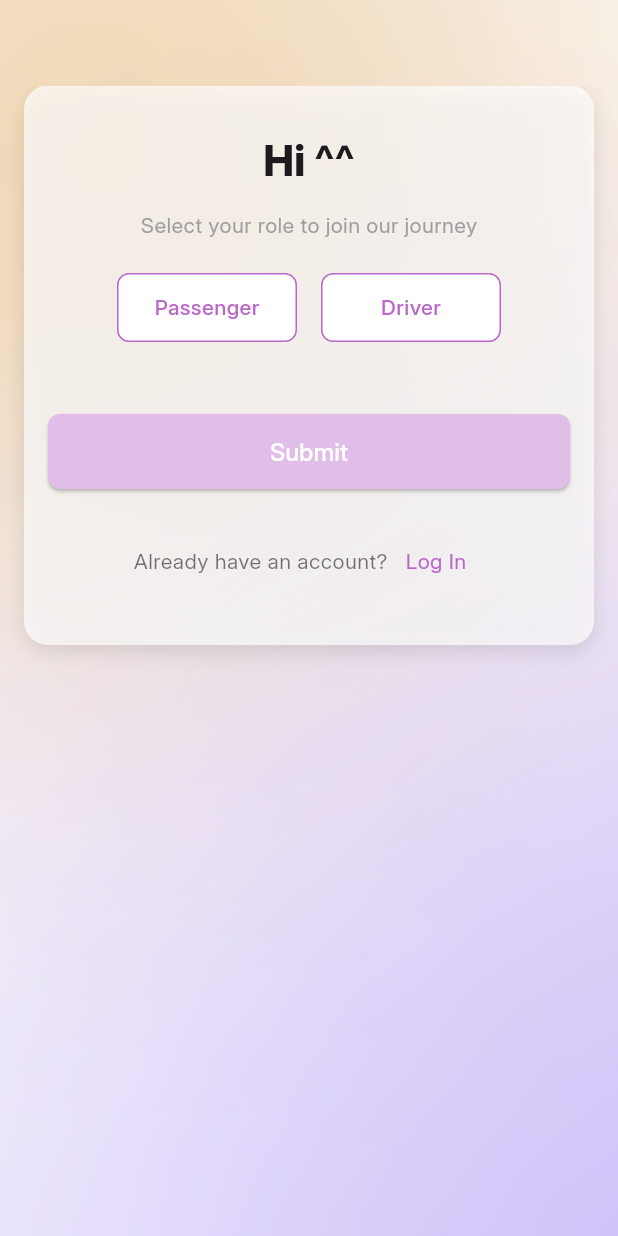
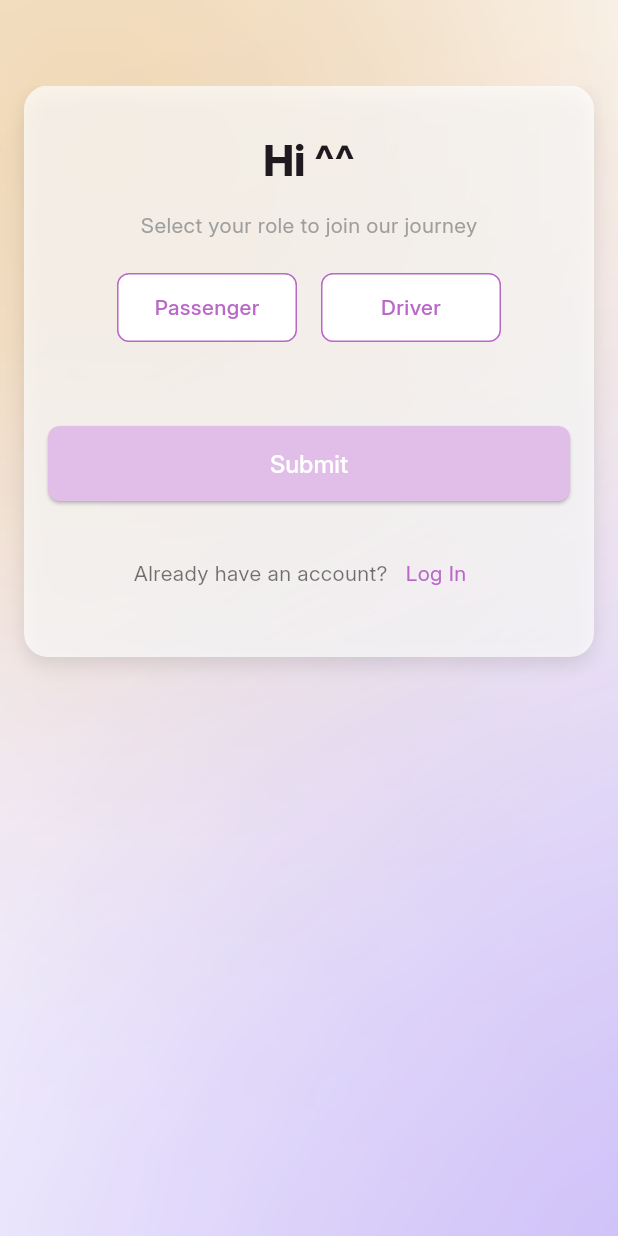
Before and after one commit to thienhdbse170185/F-Journey.Mobile, a Flutter app: the screen it shows after launch, after a tap on "Sign Up", on a phone screen of 412 x 824 dp. Run offline on Flutter 3.47's test engine with Material 3 defaults, Android fonts, the light colour scheme and no system bars; our stand-ins replace flutter_bloc, go_router, lottie.

Commit message:
done login & role_select

```diff
--- a/lib/core/common/widgets/text_field.dart
+++ b/lib/core/common/widgets/text_field.dart
@@ -1,15 +1,20 @@
 import 'package:flutter/material.dart';
 
 class CustomTextField extends StatefulWidget {
-  const CustomTextField(
-      {super.key,
+  const CustomTextField({
+    super.key,
     required this.controller,
     required this.labelText,
     this.isPassword = false,
     this.suffixIcon,
     this.validator,
     this.isObscure = false,
-      this.helperText});
+    this.helperText,
+    this.autofocus = false,
+    this.maxLength,
+    this.keyboardType,
+  });
+
   final TextEditingController controller;
   final String labelText;
   final bool isPassword;
@@ -17,26 +22,55 @@ class CustomTextField extends StatefulWidget {
   final String? helperText;
   final Widget? suffixIcon;
   final String? Function(String?)? validator;
+  final bool autofocus;
+  final int? maxLength;
+  final TextInputType? keyboardType;
 
   @override
   State<CustomTextField> createState() => _CustomTextFieldState();
 }
 
 class _CustomTextFieldState extends State<CustomTextField> {
+  bool _obscureText = true;
+
+  @override
+  void initState() {
+    super.initState();
+    _obscureText = widget.isObscure;
+  }
+
   @override
   Widget build(BuildContext context) {
     return TextFormField(
       controller: widget.controller,
-      obscureText: widget.isObscure,
-      keyboardType: widget.isPassword ? null : TextInputType.emailAddress,
+      obscureText: _obscureText,
+      keyboardType: widget.keyboardType ??
+          (widget.isPassword
+              ? TextInputType.visiblePassword
+              : TextInputType.text),
       autocorrect: false,
       validator: widget.validator,
-      enableSuggestions: false,
+      enableSuggestions: !widget.isPassword,
+      autofocus: widget.autofocus,
+      maxLength: widget.maxLength,
       decoration: InputDecoration(
         labelText: widget.labelText,
         helperText: widget.helperText,
-          border: OutlineInputBorder(borderRadius: BorderRadius.circular(8)),
-          suffixIcon: widget.suffixIcon),
+        border: OutlineInputBorder(
+          borderRadius: BorderRadius.circular(8),
+        ),
+        suffixIcon: widget.isPassword
+            ? IconButton(
+                icon: Icon(
+                    _obscureText ? Icons.visibility_off : Icons.visibility),
+                onPressed: () {
+                  setState(() {
+                    _obscureText = !_obscureText;
+                  });
+                },
+              )
+            : widget.suffixIcon,
+      ),
     );
   }
 }
--- a/lib/features/auth/bloc/auth_bloc.dart
+++ b/lib/features/auth/bloc/auth_bloc.dart
@@ -1,3 +1,4 @@
+import 'package:f_journey/core/utils/reg_util.dart';
 import 'package:f_journey/features/auth/model/dto/user_dto.dart';
 import 'package:f_journey/features/auth/model/repository/auth_repository.dart';
 import 'package:flutter/foundation.dart';
@@ -18,6 +19,11 @@ class AuthBloc extends Bloc<AuthEvent, AuthState> {
       LoginEmailPasswordStarted event, Emitter<AuthState> emit) async {
     emit(AuthInProgress());
     try {
+      if (RegUtil.validateEmail(event.email) != null &&
+          RegUtil.validatePassword(event.password) != null) {
+        emit(LoginError(message: 'Please enter valid email/password'));
+        return;
+      }
       UserDto? user = await authRepository.getUserByEmail(event.email);
       if (user == null) {
         emit(LoginError(message: 'User not found'));
--- a/lib/features/auth/widgets/index.dart
+++ b/lib/features/auth/widgets/index.dart
@@ -1,5 +1,4 @@
 import 'package:f_journey/features/auth/widgets/login/login.dart';
-import 'package:f_journey/features/auth/widgets/register/register.dart';
 import 'package:f_journey/features/auth/widgets/register/role_selection.dart';
 import 'package:flutter/material.dart';
 
--- a/lib/features/auth/widgets/login/login.dart
+++ b/lib/features/auth/widgets/login/login.dart
@@ -39,8 +39,8 @@ class _LoginWidgetState extends State<LoginWidget> {
   }
 
   void _validateForm() {
-    // Nếu form hợp lệ thì cờ isFormValid sẽ true
     setState(() {
+      // Kiểm tra và cập nhật trạng thái hợp lệ của form
       isFormValid = _formKey.currentState?.validate() ?? false;
     });
   }
@@ -100,7 +100,7 @@ class _LoginWidgetState extends State<LoginWidget> {
               ],
             ),
             child: Form(
-              autovalidateMode: AutovalidateMode.onUserInteraction,
+              autovalidateMode: AutovalidateMode.disabled,
               key: _formKey,
               child: Column(
                 key: const ValueKey<bool>(true),
@@ -127,9 +127,8 @@ class _LoginWidgetState extends State<LoginWidget> {
                   CustomTextField(
                       controller: emailController,
                       labelText: 'Email',
-                      isPassword: false,
-                      validator: ((value) => RegUtil.validateEmail(value))),
-                  const SizedBox(height: 16),
+                      isPassword: false),
+                  const SizedBox(height: 24),
                   CustomTextField(
                       controller: passwordController,
                       labelText: 'Password',
@@ -143,8 +142,7 @@ class _LoginWidgetState extends State<LoginWidget> {
                             setState(() {
                               showPassword = !showPassword;
                             });
-                          }),
-                      validator: ((value) => RegUtil.validatePassword(value))),
+                          })),
                   const SizedBox(height: 8),
                   Row(
                     mainAxisAlignment: MainAxisAlignment.spaceBetween,
@@ -181,13 +179,10 @@ class _LoginWidgetState extends State<LoginWidget> {
                   ),
                   const SizedBox(height: 8),
                   ElevatedButton(
-                    // onPressed: isFormValid ? () => _submit() : null,
-                    onPressed: () => _submit(),
+                    onPressed: _submit,
                     style: ElevatedButton.styleFrom(
                       minimumSize: const Size(double.infinity, 50),
-                      backgroundColor: isFormValid
-                          ? Colors.purple.shade400
-                          : Colors.purple.shade100,
+                      backgroundColor: Colors.purple.shade400,
                       shape: RoundedRectangleBorder(
                         borderRadius: BorderRadius.circular(8.0),
                       ),
--- a/lib/features/auth/widgets/register/role_selection.dart
+++ b/lib/features/auth/widgets/register/role_selection.dart
@@ -112,7 +112,7 @@ class _RoleSelectionWidgetState extends State<RoleSelectionWidget> {
                 _buildRoleButton('Driver', isDriver, () => _selectRole(true)),
               ],
             ),
-            const SizedBox(height: 16),
+            const SizedBox(height: 24),
 
             // Additional fields for Passenger
             if (isPassenger) ...[
@@ -123,15 +123,15 @@ class _RoleSelectionWidgetState extends State<RoleSelectionWidget> {
                   helperText: 'Required for passengers',
                 ),
               ),
-              const SizedBox(height: 16),
+              const SizedBox(height: 24),
               // Upload student card image
               TextButton(
                 onPressed: () {
                   // Implement image picker for student card image
                 },
-                child: const Text('Upload Student Card Image'),
+                child: const Text('Upload Student Card Image (required)'),
               ),
-              const SizedBox(height: 16),
+              const SizedBox(height: 24),
               // Upload avatar image or use default
               TextButton(
                 onPressed: () {
@@ -147,23 +147,24 @@ class _RoleSelectionWidgetState extends State<RoleSelectionWidget> {
                 controller: licenseNumberController,
                 decoration: const InputDecoration(
                   labelText: 'License Number',
+                  helperText: 'Required for drivers',
                 ),
               ),
-              const SizedBox(height: 16),
+              const SizedBox(height: 24),
               // Upload driver's license image
               TextButton(
                 onPressed: () {
                   // Implement image picker for license image
                 },
-                child: const Text('Upload Driver’s License Image'),
+                child: const Text('Upload Driver’s License Image (required)'),
               ),
-              const SizedBox(height: 16),
+              const SizedBox(height: 24),
               // Upload vehicle image
               TextButton(
                 onPressed: () {
                   // Implement image picker for vehicle image
                 },
-                child: const Text('Upload Vehicle Image'),
+                child: const Text('Upload Vehicle Image (required)'),
               ),
             ],
 
```
Lines whose indentation alone changed are shown as unchanged.
